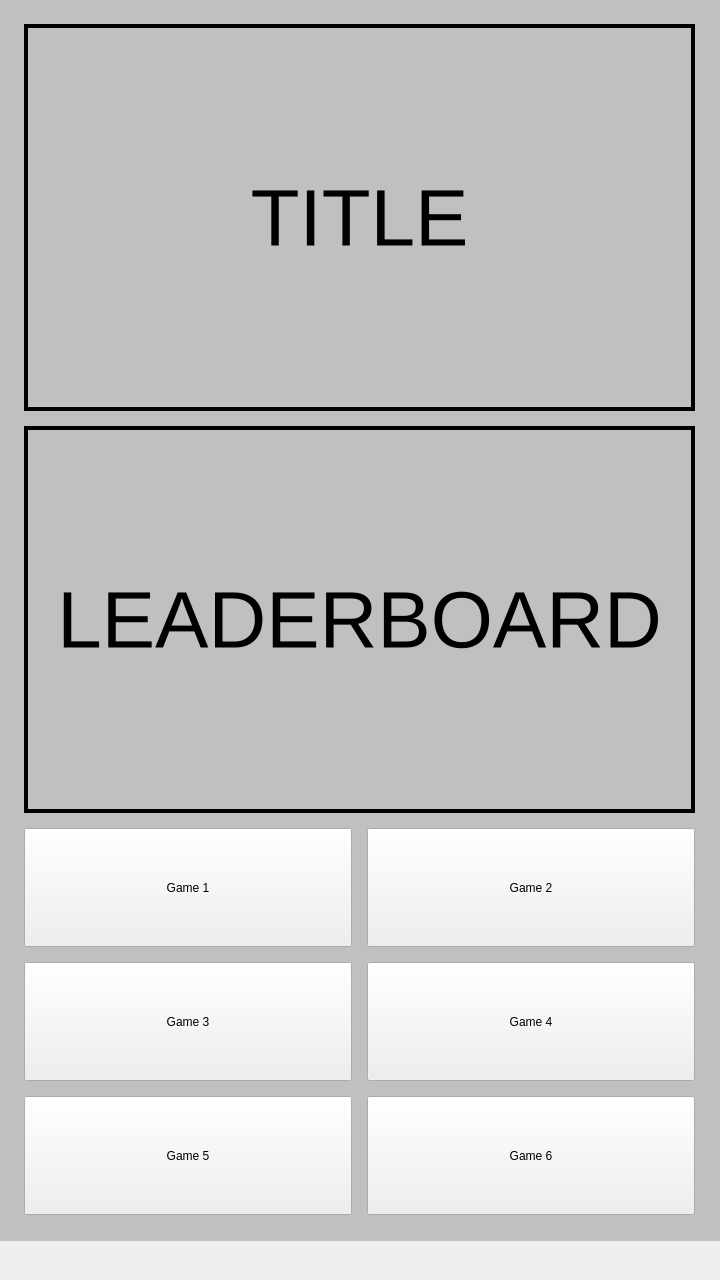
This is mainwindow.ui in dylondark/cob-taylor-games as Qt 5 draws it before an edit. The edited form follows.
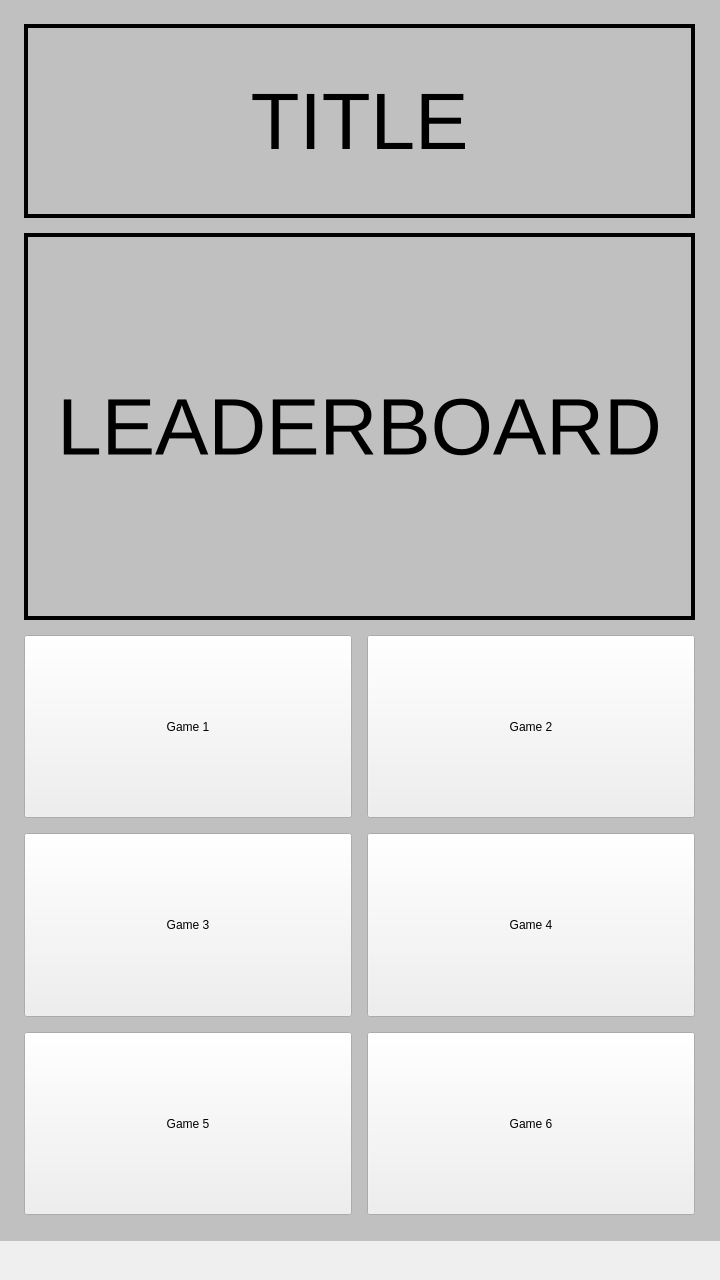
This is the edited form.

Commit message: Change ratios of menuLayout sections

```diff
--- a/mainwindow.ui
+++ b/mainwindow.ui
@@ -47,7 +47,7 @@
        <height>1221</height>
       </rect>
      </property>
-     <layout class="QVBoxLayout" name="menuLayout">
+     <layout class="QVBoxLayout" name="menuLayout" stretch="1,2,3">
       <property name="spacing">
        <number>15</number>
       </property>
```
